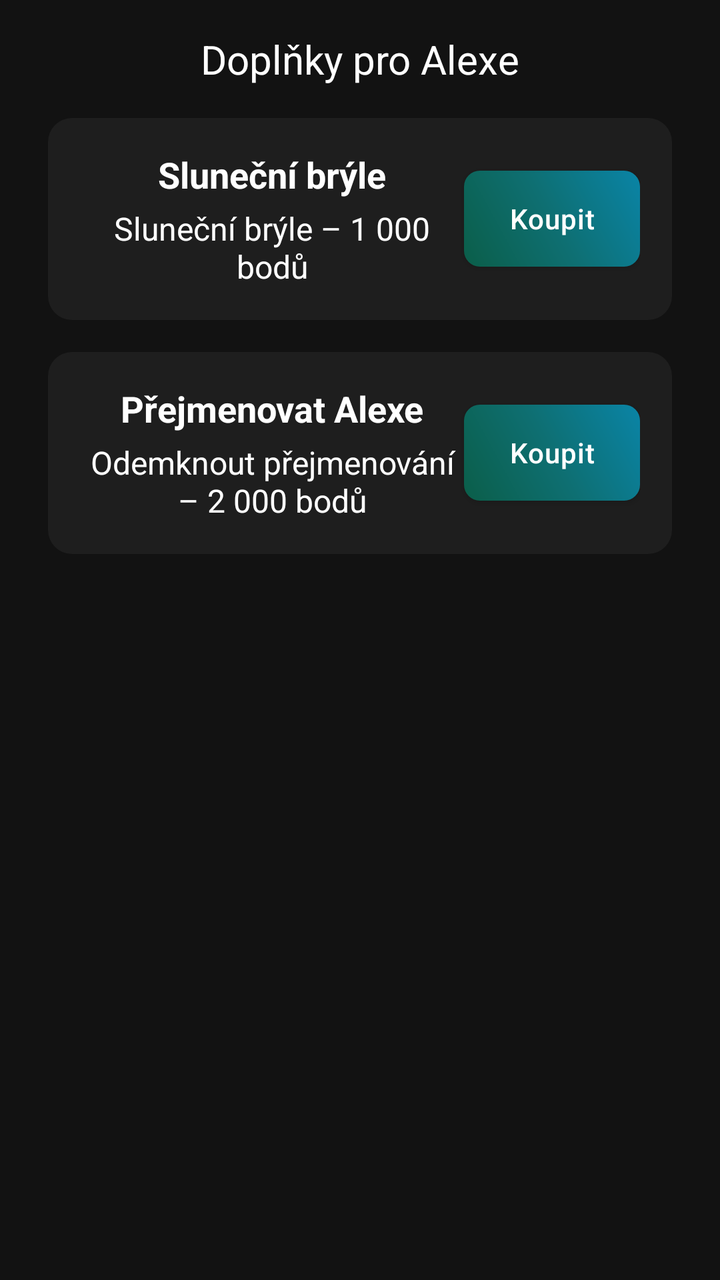
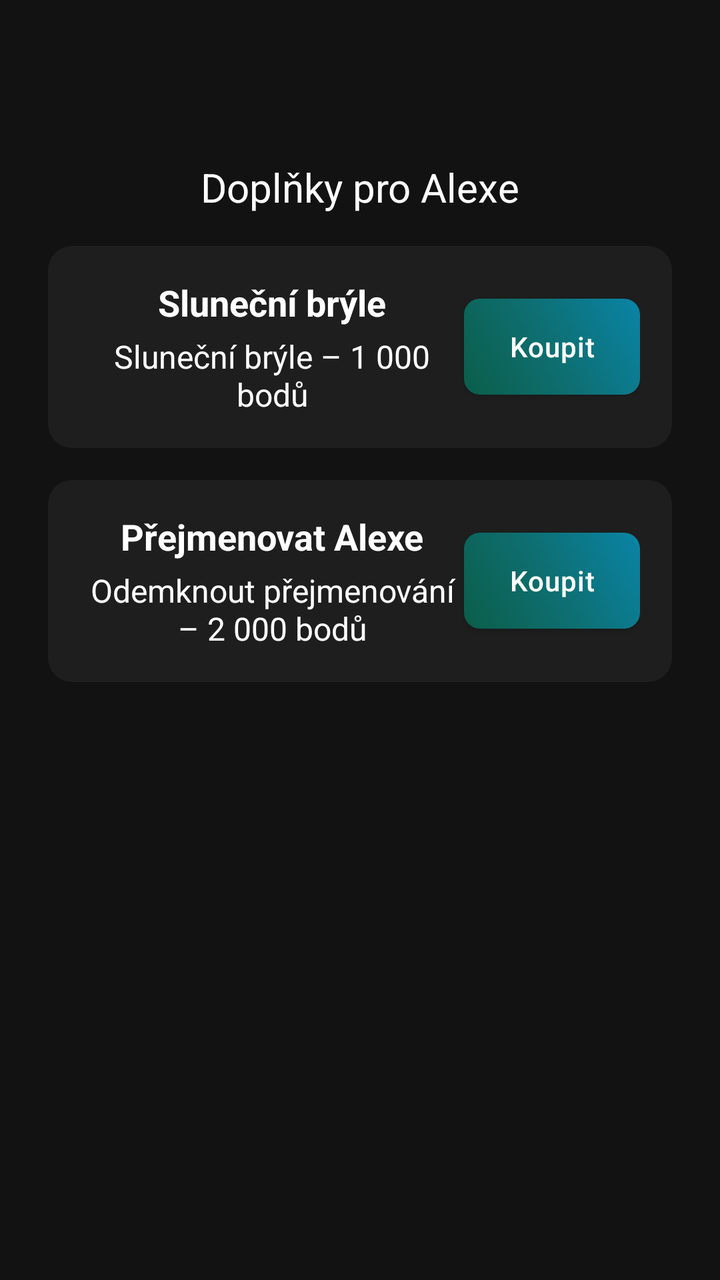

Before-and-after screenshots of an Android layout around one commit, followed by the original layout XML and the change that was made.
<!-- AndroidManifest.xml: application theme Theme.Autokolk.NoActionBar -->
<!-- res/layout/fragment_alex_shop_sunglasses.xml -->
<?xml version="1.0" encoding="utf-8"?>
<ScrollView xmlns:android="http://schemas.android.com/apk/res/android"
    xmlns:app="http://schemas.android.com/apk/res-auto"
    android:layout_width="match_parent"
    android:layout_height="match_parent">

    <LinearLayout
        android:layout_width="match_parent"
        android:layout_height="wrap_content"
        android:gravity="center_horizontal"
        android:orientation="vertical"
        android:paddingStart="24dp"
        android:paddingEnd="24dp"
        android:paddingTop="16dp"
        android:paddingBottom="16dp">

        <TextView
            android:id="@+id/shopTitle"
            android:layout_width="wrap_content"
            android:layout_height="wrap_content"
            android:text="Doplňky pro Alexe"
            android:textColor="@color/text_primary"
            android:textSize="20sp" />

		<LinearLayout
			android:id="@+id/accessory_sunglasses"
			android:layout_width="match_parent"
			android:layout_height="wrap_content"
			android:layout_marginTop="16dp"
			android:background="@drawable/item_background_selector"
			android:padding="16dp"
			android:orientation="horizontal"
			android:gravity="center_vertical">

			<LinearLayout
				android:layout_width="0dp"
				android:layout_height="wrap_content"
				android:layout_weight="1"
				android:orientation="vertical">

				<TextView
					android:layout_width="match_parent"
					android:layout_height="wrap_content"
					android:gravity="center_horizontal"
					android:text="Sluneční brýle"
					android:textColor="@color/text_primary"
					android:textSize="18sp"
					android:textStyle="bold" />

				<TextView
					android:layout_width="match_parent"
					android:layout_height="wrap_content"
					android:layout_marginTop="4dp"
					android:gravity="center_horizontal"
					android:text="Sluneční brýle – 1 000 bodů"
					android:textColor="@color/text_primary"
					android:textSize="16sp" />
			</LinearLayout>

            <com.google.android.material.switchmaterial.SwitchMaterial
                android:id="@+id/toggle_sunglasses"
                android:layout_width="wrap_content"
                android:layout_height="wrap_content"
                android:theme="@style/ThemeOverlay.Autokolk.SwitchNeutral"
                android:text="Zapnout"
                android:textAllCaps="false"
                android:visibility="gone"
                app:thumbTint="@color/switch_thumb_tint"
                app:trackTint="@color/switch_track_tint"
                app:rippleColor="@color/button_pressed"
                app:useMaterialThemeColors="false" />

            <com.google.android.material.button.MaterialButton
                android:id="@+id/buy_sunglasses_button"
                android:layout_width="wrap_content"
                android:layout_height="wrap_content"
                android:text="Koupit"
                android:textColor="@color/white"
                android:background="@drawable/button_gradient_green_blue"
                app:backgroundTint="@null"
                android:textAllCaps="false" />
        </LinearLayout>

		<LinearLayout
			android:id="@+id/accessory_rename"
			android:layout_width="match_parent"
			android:layout_height="wrap_content"
			android:layout_marginTop="16dp"
			android:background="@drawable/item_background_selector"
			android:padding="16dp"
			android:orientation="horizontal"
			android:gravity="center_vertical">

			<LinearLayout
				android:layout_width="0dp"
				android:layout_height="wrap_content"
				android:layout_weight="1"
				android:orientation="vertical">

				<TextView
					android:layout_width="match_parent"
					android:layout_height="wrap_content"
					android:gravity="center_horizontal"
					android:text="Přejmenovat Alexe"
					android:textColor="@color/text_primary"
					android:textSize="18sp"
					android:textStyle="bold" />

				<TextView
					android:layout_width="match_parent"
					android:layout_height="wrap_content"
					android:layout_marginTop="4dp"
					android:gravity="center_horizontal"
					android:text="Odemknout přejmenování – 2 000 bodů"
					android:textColor="@color/text_primary"
					android:textSize="16sp" />
			</LinearLayout>

            <com.google.android.material.button.MaterialButton
                android:id="@+id/rename_feature_button"
                android:layout_width="wrap_content"
                android:layout_height="wrap_content"
                android:text="Koupit"
                android:textColor="@color/white"
                android:background="@drawable/button_gradient_green_blue"
                app:backgroundTint="@null"
                android:textAllCaps="false" />
        </LinearLayout>

    </LinearLayout>

</ScrollView>
<!-- resources referenced by this layout -->
<resources>
  <color name="button_pressed">#4D666666</color>
  <color name="text_primary">#FFFFFF</color>
  <color name="white">#FFFFFFFF</color>
  <!-- drawable button_gradient_green_blue (drawable) -->
  <?xml version="1.0" encoding="utf-8"?>
  <shape xmlns:android="http://schemas.android.com/apk/res/android"
      android:shape="rectangle">
      <corners android:radius="8dp" />
      <gradient
          android:type="linear"
          android:angle="45"
          android:startColor="#0b5e49"
          android:centerColor="#0E6F72"
          android:endColor="#0A84A6"
          android:useLevel="false" />
  </shape>
  <!-- drawable item_background_selector (drawable) -->
  <?xml version="1.0" encoding="utf-8"?>
  <selector xmlns:android="http://schemas.android.com/apk/res/android">
      <item android:state_pressed="true">
          <shape android:shape="rectangle">
              <solid android:color="@color/button_pressed" />
              <corners android:radius="12dp" />
          </shape>
      </item>
      <item>
          <shape android:shape="rectangle">
              <solid android:color="@color/card_dark" />
              <corners android:radius="12dp" />
          </shape>
      </item>
  </selector>
  <style name="ThemeOverlay.Autokolk.SwitchNeutral" parent="ThemeOverlay.MaterialComponents">
          <item name="colorControlActivated">@color/switch_track_off</item>
          <item name="colorSecondary">@color/switch_track_off</item>
      </style>
  <style name="Theme.Autokolk.NoActionBar" parent="Theme.Autokolk">
          <item name="windowActionBar">false</item>
          <item name="windowNoTitle">true</item>
      </style>
  <color name="card_dark">#1E1E1E</color>
  <color name="switch_track_off">#33FFFFFF</color>
  <style name="Theme.Autokolk" parent="Theme.MaterialComponents.DayNight.NoActionBar">
          
          <item name="colorPrimary">@color/primary</item>
          <item name="colorPrimaryVariant">@color/primary_dark</item>
          <item name="colorOnPrimary">@color/white</item>
          
          
          <item name="colorSecondary">@color/secondary</item>
          <item name="colorSecondaryVariant">@color/secondary_dark</item>
          <item name="colorOnSecondary">@color/black</item>
          
          
          <item name="android:statusBarColor">@color/black</item>
          <item name="android:navigationBarColor">@color/black</item>
          <item name="android:windowLightStatusBar">false</item>
          
          
          <item name="android:windowBackground">@color/background</item>
          <item name="colorSurface">@color/surface</item>
          <item name="colorOnSurface">@color/text_primary</item>
          
          
          <item name="colorControlHighlight">@color/button_pressed</item>
          
          
          <item name="android:textColorPrimary">@color/text_primary</item>
          <item name="android:textColorSecondary">@color/text_secondary</item>
          
          
          <item name="materialButtonStyle">@style/Widget.Autokolk.Button</item>
      </style>
  <color name="primary">#2196F3</color>
  <color name="primary_dark">#1976D2</color>
  <color name="secondary">#FFC107</color>
  <color name="secondary_dark">#FFA000</color>
  <color name="black">#FF000000</color>
  <color name="background">#121212</color>
  <color name="surface">#FF4CAF50</color>
  <color name="text_secondary">#B3FFFFFF</color>
  <style name="Widget.Autokolk.Button" parent="Widget.MaterialComponents.Button">
          <item name="backgroundTint">@color/button_normal</item>
          <item name="android:textColor">@color/text_primary</item>
          <item name="rippleColor">@color/button_pressed</item>
          <item name="cornerRadius">8dp</item>
          <item name="android:letterSpacing">0.025</item>
          <item name="android:textAllCaps">false</item>
      </style>
  <color name="button_normal">#2196F3</color>
</resources>

<!-- the commit's change to res/layout/fragment_alex_shop_sunglasses.xml (unified diff, before → after) -->
@@ -11,7 +11,7 @@
         android:orientation="vertical"
         android:paddingStart="24dp"
         android:paddingEnd="24dp"
-        android:paddingTop="16dp"
+        android:paddingTop="80dp"
         android:paddingBottom="16dp">
 
         <TextView
